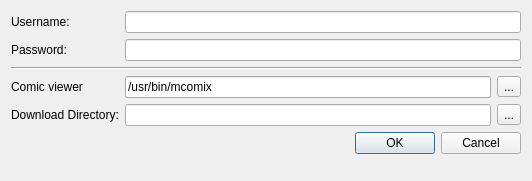
This is src/res/Settings.ui in christofsteel/mucomicload as Qt 5 draws it before an edit. The edited form follows.
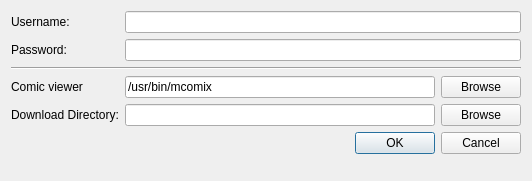
This is the edited form.

```diff
--- a/src/res/Settings.ui
+++ b/src/res/Settings.ui
@@ -10,6 +10,12 @@
     <height>181</height>
    </rect>
   </property>
+  <property name="sizePolicy">
+   <sizepolicy hsizetype="Minimum" vsizetype="Expanding">
+    <horstretch>0</horstretch>
+    <verstretch>0</verstretch>
+   </sizepolicy>
+  </property>
   <property name="windowTitle">
    <string>Settings</string>
   </property>
@@ -74,18 +80,9 @@
       </widget>
      </item>
      <item>
-      <widget class="QToolButton" name="btn_comicViewer">
+      <widget class="QPushButton" name="btn_comicViewer">
        <property name="text">
-        <string>...</string>
-       </property>
-       <property name="checkable">
-        <bool>false</bool>
-       </property>
-       <property name="popupMode">
-        <enum>QToolButton::DelayedPopup</enum>
-       </property>
-       <property name="arrowType">
-        <enum>Qt::NoArrow</enum>
+        <string>Browse</string>
        </property>
       </widget>
      </item>
@@ -107,9 +104,9 @@
       <widget class="QLineEdit" name="le_download"/>
      </item>
      <item>
-      <widget class="QToolButton" name="btn_download">
+      <widget class="QPushButton" name="btn_download">
        <property name="text">
-        <string>...</string>
+        <string>Browse</string>
        </property>
       </widget>
      </item>
```
